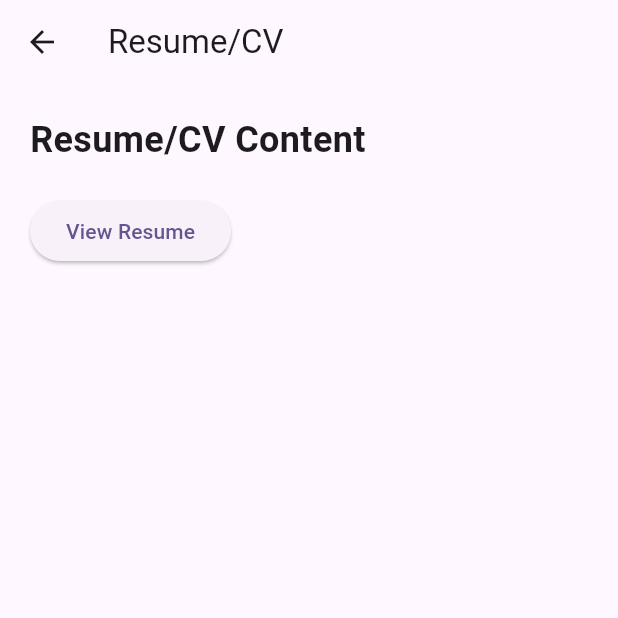
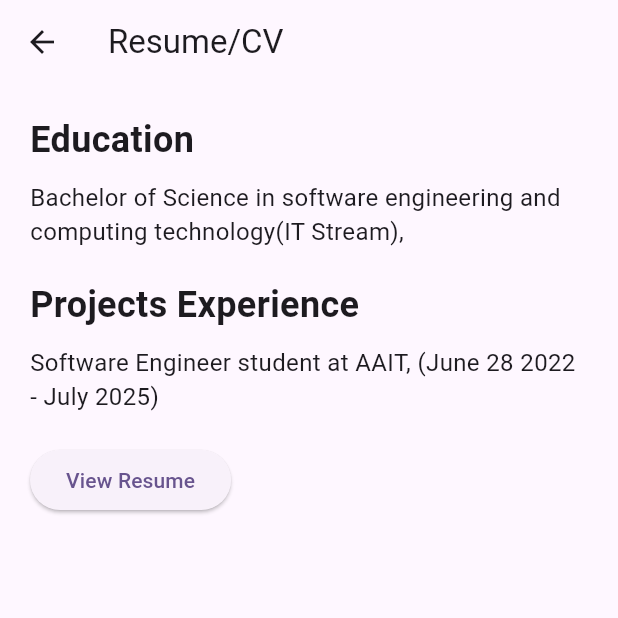
Before and after one commit to mariatesfaye/portfolio_app, a Flutter app: the ResumeScreen screen opened directly, after a tap on "View Resume", on a phone screen of 412 x 824 dp, the top half of it. Run offline on Flutter 3.47's test engine with Material 3 defaults, Android fonts, the phone set to English and light mode, and no system bars; our stand-ins replace flutter_icons; missing offline and left inert: flutter_pdfview.

Commit message:
Update resume_screen.dart

```diff
--- a/lib/resume_screen.dart
+++ b/lib/resume_screen.dart
@@ -13,16 +13,29 @@ class ResumeScreen extends StatelessWidget {
           crossAxisAlignment: CrossAxisAlignment.start,
           children: [
             Text(
-              'Resume/CV Content',
+              'Education',
               style: TextStyle(fontSize: 24, fontWeight: FontWeight.bold),
             ),
+            SizedBox(height: 10),
+            Text(
+              'Bachelor of Science in software engineering and computing technology(IT Stream), ',
+              style: TextStyle(fontSize: 16),
+            ),
             SizedBox(height: 20),
-            // Add your resume content here
+            Text(
+              'Projects Experience',
+              style: TextStyle(fontSize: 24, fontWeight: FontWeight.bold),
+            ),
+            SizedBox(height: 10),
+            Text(
+              'Software Engineer student at AAIT, (June 28 2022 - July 2025)',
+              style: TextStyle(fontSize: 16),
+            ),
+            SizedBox(height: 20),
 
             ElevatedButton(
               onPressed: () {
-                // Navigate to the PDF viewer screen
-                Navigator.pushNamed(context, '/pdf_viewer', arguments: 'resume.pdf');
+                Navigator.pushNamed(context, '/pdf_viewer', arguments: 'maria_resume.pdf');
               },
               child: Text('View Resume'),
             ),
```
